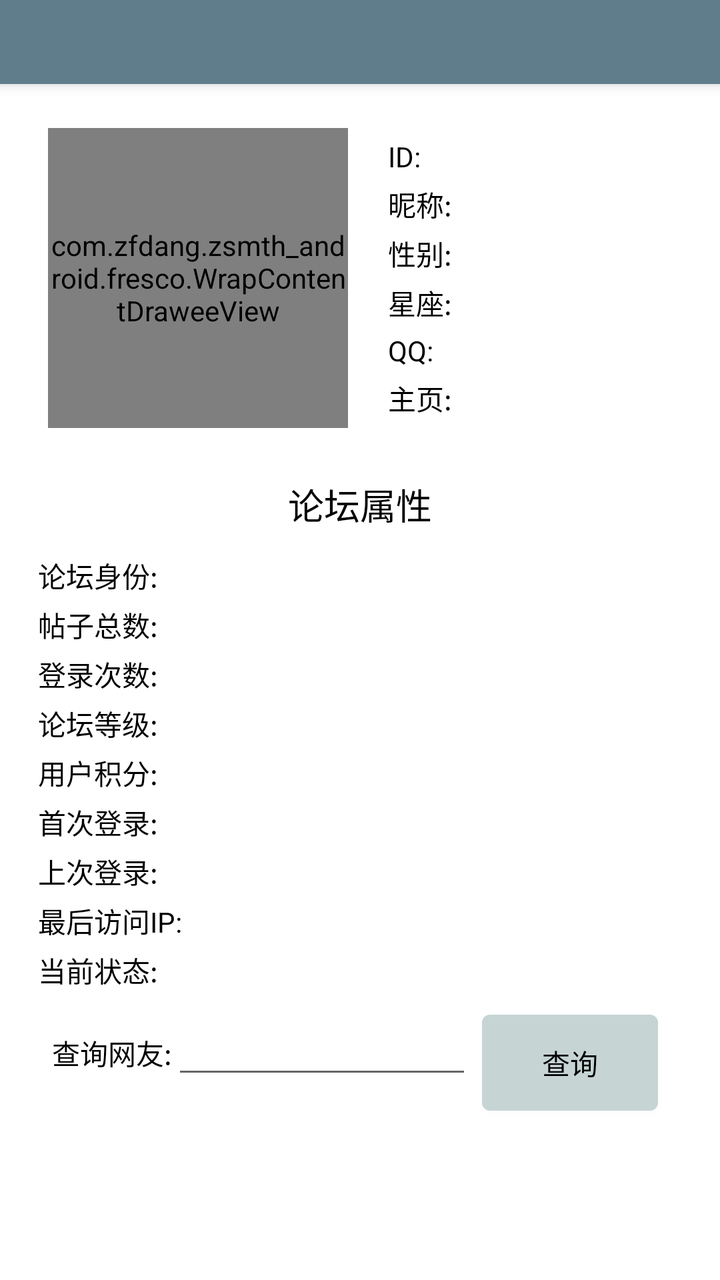
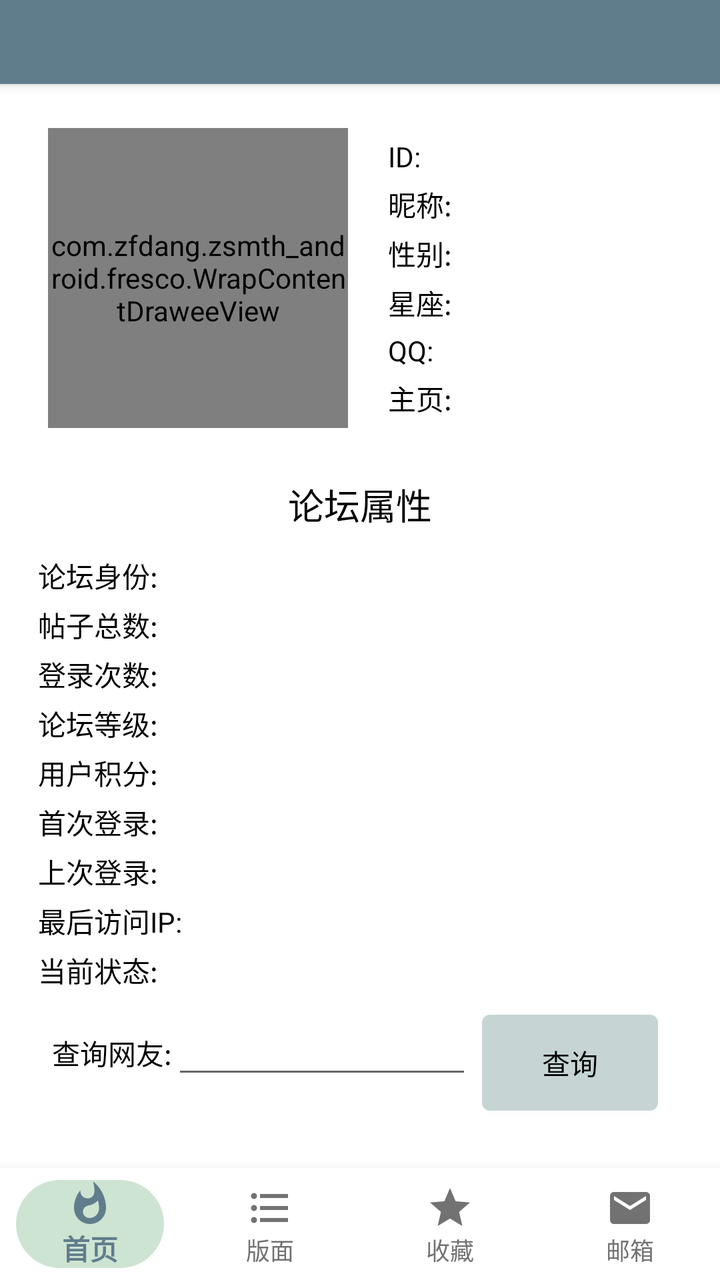

Screens rendered from an Android XML layout before and after an edit, with the pre-edit source and the edit as a unified diff.
<!-- AndroidManifest.xml: activity theme AppTheme.NoActionBar -->
<!-- res/layout/activity_query_user.xml -->
<?xml version="1.0" encoding="utf-8"?>
<androidx.coordinatorlayout.widget.CoordinatorLayout
    xmlns:android="http://schemas.android.com/apk/res/android"
    xmlns:app="http://schemas.android.com/apk/res-auto"
    xmlns:tools="http://schemas.android.com/tools"
    android:layout_width="match_parent"
    android:layout_height="match_parent"
    android:background="@color/body_background_night"
    android:fitsSystemWindows="true"
    tools:context=".QueryUserActivity"
    >

  <com.google.android.material.appbar.AppBarLayout
      android:layout_width="match_parent"
      android:layout_height="wrap_content"
      android:theme="@style/AppTheme.AppBarOverlay"
      >

    <androidx.appcompat.widget.Toolbar
        android:id="@+id/toolbar"
        android:layout_width="match_parent"
        android:layout_height="@dimen/zsmth_actionbar_size"
        android:background="?attr/colorPrimary"
        android:theme="@style/ThemeOverlay.ToolBar"
        app:popupTheme="@style/AppTheme.PopupOverlay"
        app:titleTextAppearance="@style/Toolbar.TitleText"
        />

  </com.google.android.material.appbar.AppBarLayout>

  <include layout="@layout/content_query_user"/>

</androidx.coordinatorlayout.widget.CoordinatorLayout>
<!-- res/layout/content_query_user.xml (included above) -->
<?xml version="1.0" encoding="utf-8"?>
<RelativeLayout
    xmlns:android="http://schemas.android.com/apk/res/android"
    xmlns:app="http://schemas.android.com/apk/res-auto"
    xmlns:tools="http://schemas.android.com/tools"
    android:layout_width="match_parent"
    android:layout_height="match_parent"
    android:paddingBottom="@dimen/activity_vertical_margin"
    android:paddingLeft="@dimen/activity_horizontal_margin_left"
    android:paddingRight="@dimen/activity_horizontal_margin_right"
    android:paddingTop="@dimen/activity_vertical_margin"
    app:layout_behavior="@string/appbar_scrolling_view_behavior"
    tools:context=".QueryUserActivity"
    tools:showIn="@layout/activity_query_user"
    >

  <LinearLayout
      android:layout_width="match_parent"
      android:layout_height="match_parent"
      android:layout_marginLeft="10dp"
      android:layout_marginRight="10dp"
      android:orientation="vertical"
      >

    <LinearLayout
        android:layout_width="match_parent"
        android:layout_height="wrap_content"
        android:layout_marginBottom="10dp"
        android:layout_marginTop="10dp"
        android:orientation="horizontal"
        >

      <com.zfdang.zsmth_android.fresco.WrapContentDraweeView
          android:id="@+id/imageView"
          xmlns:fresco="http://schemas.android.com/apk/res-auto"
          android:layout_width="150dp"
          android:layout_height="150dp"
          android:layout_margin="10dp"
          android:src="@drawable/ic_account_circle_black_48dp"
          fresco:roundedCornerRadius="10dp"
          fresco:roundingBorderColor="@color/avatar_border_color"
          fresco:roundingBorderWidth="2dp"
          />

      <TableLayout
          android:layout_width="match_parent"
          android:layout_height="wrap_content"
          android:layout_gravity="center_vertical"
          android:layout_marginLeft="10dp"
          >

        <TableRow
            android:layout_width="match_parent"
            android:layout_height="match_parent"
            android:layout_marginBottom="2dp"
            android:layout_marginTop="2dp"
            >

          <TextView
              android:id="@+id/query_user_id_label"
              android:layout_width="wrap_content"
              android:layout_height="wrap_content"
              android:text="ID:"
              android:textColor="@color/status_text_night"
              />

          <TextView
              android:id="@+id/query_user_id"
              android:layout_width="wrap_content"
              android:layout_height="wrap_content"
              android:layout_marginLeft="10dp"
              android:text=""
              android:textColor="@color/blue_text_night"
              />
        </TableRow>

        <TableRow
            android:layout_width="match_parent"
            android:layout_height="match_parent"
            android:layout_marginBottom="2dp"
            android:layout_marginTop="2dp"
            >

          <TextView
              android:id="@+id/query_user_nickname_label"
              android:layout_width="wrap_content"
              android:layout_height="wrap_content"
              android:text="昵称:"
              android:textColor="@color/status_text_night"
              />

          <TextView
              android:id="@+id/query_user_nickname"
              android:layout_width="wrap_content"
              android:layout_height="wrap_content"
              android:layout_marginLeft="10dp"
              android:text=""
              android:textColor="@color/status_text_night"
              />
        </TableRow>

        <TableRow
            android:layout_width="match_parent"
            android:layout_height="match_parent"
            android:layout_marginBottom="2dp"
            android:layout_marginTop="2dp"
            >

          <TextView
              android:id="@+id/query_user_gender_label"
              android:layout_width="wrap_content"
              android:layout_height="wrap_content"
              android:text="性别:"
              android:textColor="@color/status_text_night"
              />

          <TextView
              android:id="@+id/query_user_gender"
              android:layout_width="wrap_content"
              android:layout_height="wrap_content"
              android:layout_marginLeft="10dp"
              android:text=""
              android:textColor="@color/status_text_night"
              />
        </TableRow>

        <TableRow
            android:layout_width="match_parent"
            android:layout_height="match_parent"
            android:layout_marginBottom="2dp"
            android:layout_marginTop="2dp"
            >

          <TextView
              android:id="@+id/query_user_constellation_label"
              android:layout_width="wrap_content"
              android:layout_height="wrap_content"
              android:text="星座:"
              android:textColor="@color/status_text_night"
              />

          <TextView
              android:id="@+id/query_user_constellation"
              android:layout_width="wrap_content"
              android:layout_height="wrap_content"
              android:layout_marginLeft="10dp"
              android:text=""
              android:textColor="@color/status_text_night"
              />
        </TableRow>

        <TableRow
            android:layout_width="match_parent"
            android:layout_height="match_parent"
            android:layout_marginBottom="2dp"
            android:layout_marginTop="2dp"
            >

          <TextView
              android:id="@+id/query_user_qq_label"
              android:layout_width="wrap_content"
              android:layout_height="wrap_content"
              android:text="QQ:"
              android:textColor="@color/status_text_night"
              />

          <TextView
              android:id="@+id/query_user_qq"
              android:layout_width="wrap_content"
              android:layout_height="wrap_content"
              android:layout_marginLeft="10dp"
              android:text=""
              android:textColor="@color/status_text_night"
              />
        </TableRow>

        <TableRow
            android:layout_width="match_parent"
            android:layout_height="match_parent"
            android:layout_marginBottom="2dp"
            android:layout_marginTop="2dp"
            >

          <TextView
              android:id="@+id/query_user_homepage_label"
              android:layout_width="wrap_content"
              android:layout_height="wrap_content"
              android:text="主页:"
              android:textColor="@color/status_text_night"
              />

          <TextView
              android:id="@+id/query_user_homepage"
              android:layout_width="wrap_content"
              android:layout_height="wrap_content"
              android:layout_marginLeft="10dp"
              android:text=""
              android:textColor="@color/status_text_night"
              />
        </TableRow>


      </TableLayout>

    </LinearLayout>

    <LinearLayout
        android:layout_width="match_parent"
        android:layout_height="wrap_content"
        android:orientation="horizontal"
        >

      <TextView
          android:id="@+id/textView"
          android:layout_width="match_parent"
          android:layout_height="wrap_content"
          android:layout_margin="5dp"
          android:gravity="center_horizontal"
          android:text="论坛属性"
          android:textColor="@color/status_text_night"
          android:textSize="@dimen/zsmth_font_size_large"
          />
    </LinearLayout>

    <LinearLayout
        android:layout_width="match_parent"
        android:layout_height="wrap_content"
        android:orientation="horizontal"
        >

      <TableLayout
          android:layout_width="match_parent"
          android:layout_height="match_parent"
          android:layout_margin="5dp"
          >

        <TableRow
            android:layout_width="match_parent"
            android:layout_height="match_parent"
            android:layout_marginBottom="2dp"
            android:layout_marginTop="2dp"
            >

          <TextView
              android:id="@+id/query_user_level_label"
              android:layout_width="wrap_content"
              android:layout_height="wrap_content"
              android:text="论坛身份:"
              android:textColor="@color/status_text_night"
              />

          <TextView
              android:id="@+id/query_user_level"
              android:layout_width="wrap_content"
              android:layout_height="wrap_content"
              android:text=""
              android:textColor="@color/status_text_night"
              />
        </TableRow>

        <TableRow
            android:layout_width="match_parent"
            android:layout_height="match_parent"
            android:layout_marginBottom="2dp"
            android:layout_marginTop="2dp"
            >

          <TextView
              android:id="@+id/query_user_totalpost_label"
              android:layout_width="wrap_content"
              android:layout_height="wrap_content"
              android:text="帖子总数:"
              android:textColor="@color/status_text_night"
              />

          <TextView
              android:id="@+id/query_user_totalpost"
              android:layout_width="wrap_content"
              android:layout_height="wrap_content"
              android:text=""
              android:textColor="@color/status_text_night"
              />
        </TableRow>

        <TableRow
            android:layout_width="match_parent"
            android:layout_height="match_parent"
            android:layout_marginBottom="2dp"
            android:layout_marginTop="2dp"
            >

          <TextView
              android:id="@+id/query_user_logincount_label"
              android:layout_width="wrap_content"
              android:layout_height="wrap_content"
              android:text="登录次数:"
              android:textColor="@color/status_text_night"
              />

          <TextView
              android:id="@+id/query_user_logincount"
              android:layout_width="wrap_content"
              android:layout_height="wrap_content"
              android:text=""
              android:textColor="@color/status_text_night"
              />
        </TableRow>

        <TableRow
            android:layout_width="match_parent"
            android:layout_height="match_parent"
            android:layout_marginBottom="2dp"
            android:layout_marginTop="2dp"
            >

          <TextView
              android:id="@+id/query_user_life_label"
              android:layout_width="wrap_content"
              android:layout_height="wrap_content"
              android:text="论坛等级:"
              android:textColor="@color/status_text_night"
              />

          <TextView
              android:id="@+id/query_user_life"
              android:layout_width="wrap_content"
              android:layout_height="wrap_content"
              android:text=""
              android:textColor="@color/status_text_night"
              />
        </TableRow>

        <TableRow
            android:layout_width="match_parent"
            android:layout_height="match_parent"
            android:layout_marginBottom="2dp"
            android:layout_marginTop="2dp"
            >

          <TextView
              android:id="@+id/query_user_score_label"
              android:layout_width="wrap_content"
              android:layout_height="wrap_content"
              android:text="用户积分:"
              android:textColor="@color/status_text_night"
              />

          <TextView
              android:id="@+id/query_user_score"
              android:layout_width="wrap_content"
              android:layout_height="wrap_content"
              android:text=""
              android:textColor="@color/status_text_night"
              />
        </TableRow>

        <TableRow
            android:layout_width="match_parent"
            android:layout_height="match_parent"
            android:layout_marginBottom="2dp"
            android:layout_marginTop="2dp"
            >

          <TextView
              android:id="@+id/query_user_first_logintime_label"
              android:layout_width="wrap_content"
              android:layout_height="wrap_content"
              android:text="首次登录:"
              android:textColor="@color/status_text_night"
              />

          <TextView
              android:id="@+id/query_user_first_logintime"
              android:layout_width="wrap_content"
              android:layout_height="wrap_content"
              android:text=""
              android:textColor="@color/status_text_night"
              />
        </TableRow>

        <TableRow
            android:layout_width="match_parent"
            android:layout_height="match_parent"
            android:layout_marginBottom="2dp"
            android:layout_marginTop="2dp"
            >

          <TextView
              android:id="@+id/query_user_last_logintime_label"
              android:layout_width="wrap_content"
              android:layout_height="wrap_content"
              android:text="上次登录:"
              android:textColor="@color/status_text_night"
              />

          <TextView
              android:id="@+id/query_user_last_logintime"
              android:layout_width="wrap_content"
              android:layout_height="wrap_content"
              android:text=""
              android:textColor="@color/status_text_night"
              />
        </TableRow>

        <TableRow
            android:layout_width="match_parent"
            android:layout_height="match_parent"
            android:layout_marginBottom="2dp"
            android:layout_marginTop="2dp"
            >

          <TextView
              android:id="@+id/query_user_loginip_label"
              android:layout_width="wrap_content"
              android:layout_height="wrap_content"
              android:layout_marginRight="10dp"
              android:text="最后访问IP:"
              android:textColor="@color/status_text_night"
              />

          <TextView
              android:id="@+id/query_user_loginip"
              android:layout_width="wrap_content"
              android:layout_height="wrap_content"
              android:text=""
              android:textColor="@color/status_text_night"
              />
        </TableRow>

        <TableRow
            android:layout_width="match_parent"
            android:layout_height="match_parent"
            android:layout_marginBottom="2dp"
            android:layout_marginTop="2dp"
            >

          <TextView
              android:id="@+id/query_user_currentstatus_label"
              android:layout_width="wrap_content"
              android:layout_height="wrap_content"
              android:text="当前状态:"
              android:textColor="@color/status_text_night"
              />

          <TextView
              android:id="@+id/query_user_currentstatus"
              android:layout_width="wrap_content"
              android:layout_height="wrap_content"
              android:ellipsize="end"
              android:text=""
              android:textColor="@color/status_text_night"
              />
        </TableRow>
      </TableLayout>
    </LinearLayout>

    <LinearLayout
        android:layout_width="match_parent"
        android:layout_height="wrap_content"
        android:layout_gravity="center_horizontal"
        android:gravity="center_horizontal"
        android:orientation="horizontal"
        >

      <TextView
          android:id="@+id/textView2"
          android:layout_width="wrap_content"
          android:layout_height="wrap_content"
          android:text="查询网友:"
          android:textColor="@color/status_text_night"
          />

      <EditText
          android:id="@+id/query_user_input"
          android:layout_width="150dp"
          android:layout_height="wrap_content"
          android:gravity="center_horizontal"
          android:selectAllOnFocus="true"
          android:textColor="@color/status_text_night"
          />

      <Button
          android:id="@+id/query_user_action_query"
          android:layout_width="wrap_content"
          android:layout_height="wrap_content"
          android:layout_margin="5dp"
          android:background="@drawable/navigation_button_background"
          android:text="查询"
          android:textColor="@color/status_text_night"
          />
    </LinearLayout>

  </LinearLayout>

</RelativeLayout>
<!-- resources referenced by this layout -->
<resources>
  <color name="avatar_border_color">#FFFFFF</color>
  <color name="blue_text_night">#0099FF</color>
  <color name="body_background_night">#FFFFFF</color>
  <color name="status_text_night">#000000</color>
  <dimen name="activity_horizontal_margin_left">4dp</dimen>
  <dimen name="activity_horizontal_margin_right">4dp</dimen>
  <dimen name="activity_vertical_margin">2dp</dimen>
  <dimen name="zsmth_actionbar_size">42dp</dimen>
  <dimen name="zsmth_font_size_large">18sp</dimen>
  <!-- drawable ic_account_circle_black_48dp: png bitmap (drawable-hdpi, 906 bytes) -->
  <!-- drawable navigation_button_background (drawable) -->
  <?xml version="1.0" encoding="utf-8" ?>
  <selector xmlns:android="http://schemas.android.com/apk/res/android">
    <item android:state_pressed="true">
      <shape>
        <gradient
            android:type="radial"
            android:startColor="@color/navigation_button_background"
            android:endColor="@color/navigation_button_background_pressed"
            android:gradientRadius="30dp"/>
        <stroke
            android:width="0dp"
            android:color="#000000"/>
        <corners
            android:radius="4dp"/>
        <padding
            android:left="2dp"
            android:top="2dp"
            android:right="2dp"
            android:bottom="2dp"/>
      </shape>
    </item>
    <item>
      <shape>
        <solid
            android:color="@color/navigation_button_background"/>
        <stroke
            android:width="0dp"
            android:color="#000000"/>
        <corners
            android:radius="4dp"/>
        <padding
            android:left="2dp"
            android:top="2dp"
            android:right="2dp"
            android:bottom="2dp"/>
      </shape>
    </item>
  </selector>
  <style name="AppTheme.AppBarOverlay" parent="ThemeOverlay.AppCompat.Dark.ActionBar" />
  <style name="AppTheme.PopupOverlay" parent="ThemeOverlay.AppCompat.Light" />
  <style name="ThemeOverlay.ToolBar" parent="ThemeOverlay.AppCompat.ActionBar">
      
      
      <item name="android:actionBarSize">@dimen/zsmth_actionbar_size</item>
      <item name="actionBarSize">@dimen/zsmth_actionbar_size</item>
    </style>
  <style name="Toolbar.TitleText" parent="TextAppearance.Widget.AppCompat.Toolbar.Title">
      <item name="android:textSize">@dimen/zsmth_font_size_app_title</item>
    </style>
  <style name="AppTheme.NoActionBar">
      <item name="windowActionBar">false</item>
      <item name="windowNoTitle">true</item>
  
      
      
      <item name="android:colorPrimary">@color/colorPrimary</item>
      
      <item name="android:colorPrimaryDark">@color/colorPrimaryDark</item>
      
      <item name="android:colorAccent">@color/colorAccent</item>
    </style>
  <color name="navigation_button_background">#c6d4d4</color>
  <color name="navigation_button_background_pressed">#bebbbb</color>
  <dimen name="zsmth_font_size_app_title">18sp</dimen>
  <color name="colorPrimary">#607D8B</color>
  <color name="colorPrimaryDark">#455A64</color>
  <color name="colorAccent">#FF4081</color>
</resources>

<!-- the commit's change to res/layout/activity_query_user.xml (unified diff, before → after) -->
@@ -30,6 +30,8 @@
 
   <include layout="@layout/content_query_user"/>
 
+  <include layout="@layout/bottom_nav_bar" />
+
 </androidx.coordinatorlayout.widget.CoordinatorLayout>
 <!-- res/layout/content_query_user.xml (included above) -->
 <?xml version="1.0" encoding="utf-8"?>
@@ -39,7 +41,7 @@
     xmlns:tools="http://schemas.android.com/tools"
     android:layout_width="match_parent"
     android:layout_height="match_parent"
-    android:paddingBottom="@dimen/activity_vertical_margin"
+    android:paddingBottom="@dimen/bottom_nav_height"
     android:paddingLeft="@dimen/activity_horizontal_margin_left"
     android:paddingRight="@dimen/activity_horizontal_margin_right"
     android:paddingTop="@dimen/activity_vertical_margin"
@@ -527,3 +529,18 @@
   </LinearLayout>
 
 </RelativeLayout>
+<!-- res/layout/bottom_nav_bar.xml (included above) -->
+<?xml version="1.0" encoding="utf-8"?>
+<com.google.android.material.bottomnavigation.BottomNavigationView
+    xmlns:android="http://schemas.android.com/apk/res/android"
+    xmlns:app="http://schemas.android.com/apk/res-auto"
+    android:id="@+id/bottom_nav"
+    android:layout_width="match_parent"
+    android:layout_height="wrap_content"
+    android:layout_gravity="bottom"
+    android:background="@color/nav_background"
+    app:itemBackground="@drawable/bottom_nav_item_background"
+    app:itemIconTint="@color/bottom_nav_item_color"
+    app:itemTextColor="@color/bottom_nav_item_color"
+    app:labelVisibilityMode="labeled"
+    app:menu="@menu/bottom_nav_menu" />
<!-- resource entries referenced after the edit -->
@@ -3,12 +3,34 @@
   <color name="avatar_border_color">#FFFFFF</color>
   <color name="blue_text_night">#0099FF</color>
   <color name="body_background_night">#FFFFFF</color>
+  <color name="nav_background">#ffffff</color>
   <color name="status_text_night">#000000</color>
   <dimen name="activity_horizontal_margin_left">4dp</dimen>
   <dimen name="activity_horizontal_margin_right">4dp</dimen>
   <dimen name="activity_vertical_margin">2dp</dimen>
+  <dimen name="bottom_nav_height">56dp</dimen>
   <dimen name="zsmth_actionbar_size">42dp</dimen>
   <dimen name="zsmth_font_size_large">18sp</dimen>
+  <!-- drawable bottom_nav_item_background (drawable) -->
+  <?xml version="1.0" encoding="utf-8"?>
+  <selector xmlns:android="http://schemas.android.com/apk/res/android">
+  
+    <item android:state_checked="true">
+      <layer-list>
+        <item android:left="8dp" android:right="8dp" android:top="6dp" android:bottom="6dp">
+          <shape android:shape="rectangle">
+            <solid android:color="@color/nav.item.background.active" />
+            <corners android:radius="24dp" />
+          </shape>
+        </item>
+      </layer-list>
+    </item>
+  
+    <item>
+      <color android:color="@android:color/transparent" />
+    </item>
+  
+  </selector>
   <!-- drawable ic_account_circle_black_48dp: png bitmap (drawable-hdpi, 906 bytes) -->
   <!-- drawable navigation_button_background (drawable) -->
   <?xml version="1.0" encoding="utf-8" ?>
@@ -72,6 +94,7 @@
       
       <item name="android:colorAccent">@color/colorAccent</item>
     </style>
+  <color name="nav.item.background.active">#cee4d3</color>
   <color name="navigation_button_background">#c6d4d4</color>
   <color name="navigation_button_background_pressed">#bebbbb</color>
   <dimen name="zsmth_font_size_app_title">18sp</dimen>
